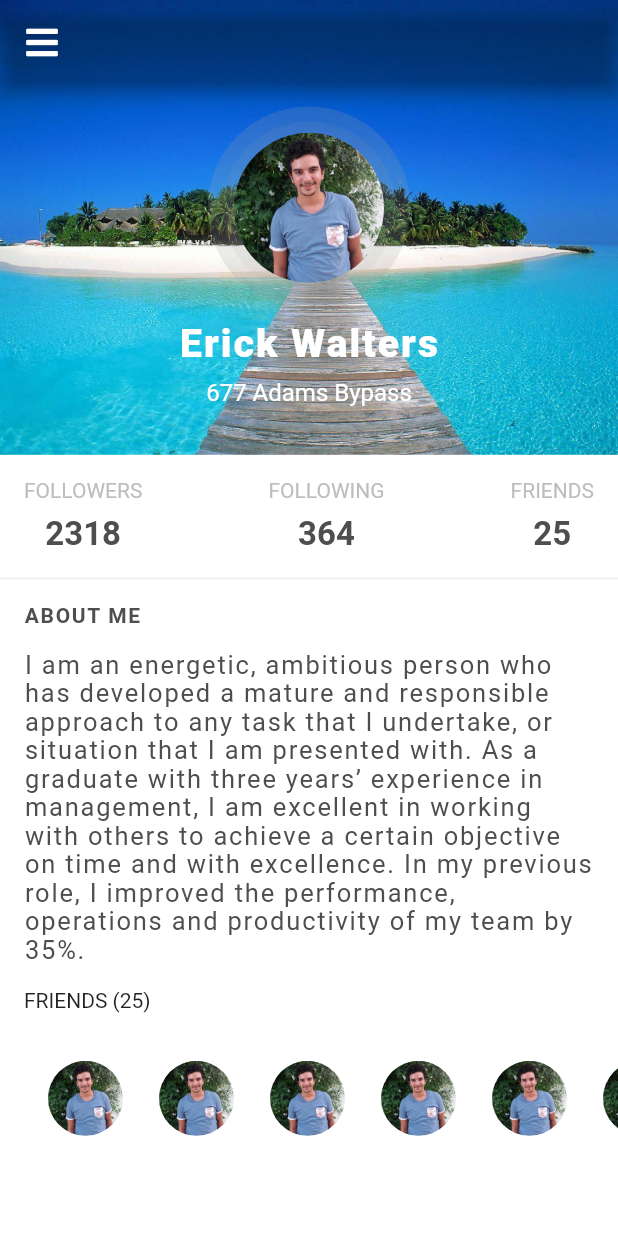
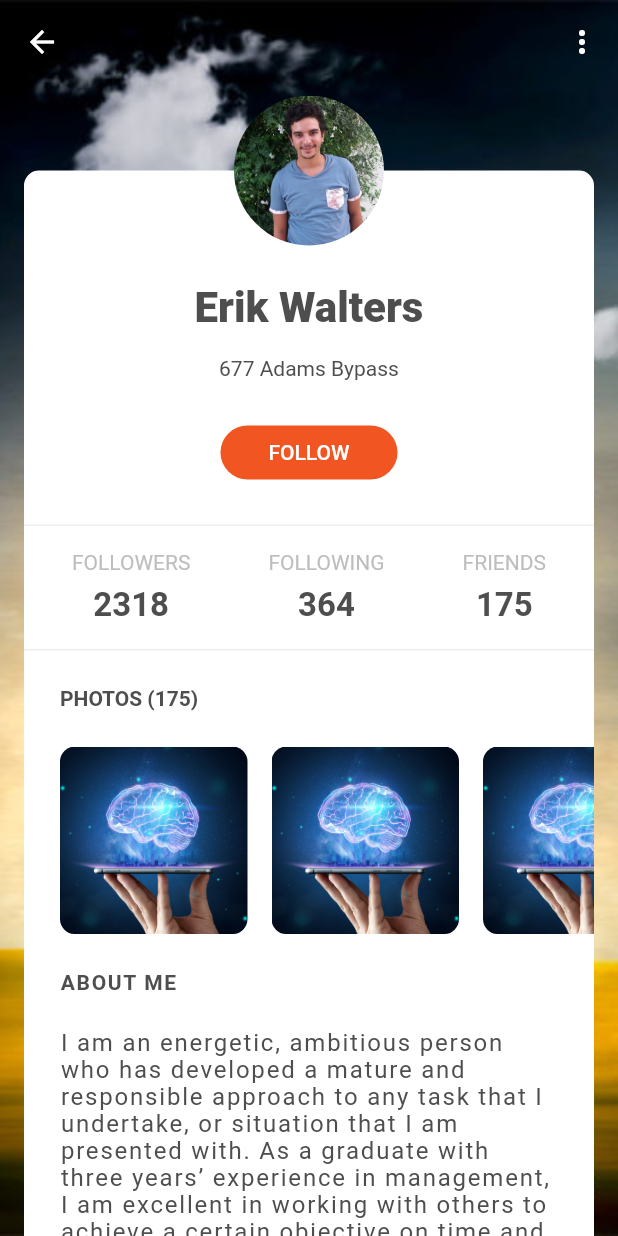
Before and after one commit to yosri9/flutter_ui, a Flutter app: the screen it shows after launch, on a phone screen of 412 x 824 dp. Run offline on Flutter 3.47's test engine with Material 2 defaults, Android fonts, the phone set to English and light mode, and no system bars; our stand-ins replace font_awesome_flutter.

Commit message:
add profile 3

```diff
--- a/lib/main.dart
+++ b/lib/main.dart
@@ -1,7 +1,6 @@
 import 'package:flutter/material.dart';
 
-import 'profiles/profile_1/profile_1.dart';
-import 'profiles/profile_2/profile2.dart';
+import 'profiles/profiles_3/profile.dart';
 
 void main() => runApp(MyApp());
 
@@ -16,7 +15,7 @@ class MyApp extends StatelessWidget {
 
         primarySwatch: Colors.blue,
       ),
-      home: Profile2(),
+      home: Profile3(),
     );
   }
 }
--- a/lib/profiles/profile_2/profile.dart
+++ b/lib/profiles/profile_2/profile.dart
@@ -7,9 +7,9 @@ class User{
 
 class Profile{
   User user;
-  int following, followers, friends;
+  int following, followers, friends ;
 
-  Profile({this.user, this.following, this.followers, this.friends});
+  Profile({this.user, this.following, this.followers, this.friends });
 
 
 }
--- a/lib/profiles/profile_2/provider.dart
+++ b/lib/profiles/profile_2/provider.dart
@@ -12,6 +12,7 @@ class ProfileProvider {
       following: 364,
       followers: 2318,
       friends: 25,
+
     );
   }
 }
--- /dev/null
+++ b/lib/profiles/profiles_3/profile.dart
@@ -0,0 +1,337 @@
+import 'package:flutter/cupertino.dart';
+import 'package:flutterui/profiles/profiles_3/provider.dart';
+import 'package:flutterui/profiles/profiles_3/user.dart';
+import 'package:flutter/material.dart';
+
+class Profile3 extends StatefulWidget {
+  @override
+  _Profile3State createState() => _Profile3State();
+}
+
+class _Profile3State extends State<Profile3> {
+  Profile _profile = ProfileProvider.getProfile();
+  static Color _textColor = Color(0xFF4e4e4e);
+
+  @override
+  Widget build(BuildContext context) {
+    return Stack(
+      children: <Widget>[
+        Image.asset('assets/profiles/profile_3.jpg' ,
+          fit: BoxFit.cover,
+          height: MediaQuery.of(context).size.height,
+        ),
+        Scaffold(
+          backgroundColor: Colors.transparent,
+          appBar: AppBar(
+            backgroundColor: Colors.transparent,
+            elevation: 0,
+            leading: IconButton(
+              onPressed: (){},
+              icon: Icon(Icons.arrow_back),
+            ),
+            actions: <Widget>[
+              IconButton(
+                icon: Icon(Icons.more_vert),
+                onPressed: (){},
+              )
+            ],
+
+          ),
+          body: Stack(
+            children: <Widget>[
+              _bodyContent(context),
+              _profileImage(context),
+            ],
+          ),
+        )
+
+
+      ],
+    );
+  }
+
+  Widget _bodyContent(BuildContext context) {
+    return Positioned(
+      left: 16,
+      right: 16,
+      top: MediaQuery.of(context).size.height * 0.07,
+      bottom: 0,
+      child: Container(
+        padding: EdgeInsets.only(top: 75),
+        decoration: BoxDecoration(
+            color: Colors.white,
+            borderRadius: BorderRadius.only(
+            topLeft: Radius.circular(10),
+            topRight: Radius.circular(10),
+          )
+        ),
+        child: ListView(
+          children: <Widget>[
+            Text(
+                _profile.user.name,
+                style: TextStyle(
+                  fontWeight: FontWeight.w900,
+                  fontSize: 28,
+                  color: _textColor
+                ),
+                textAlign: TextAlign.center,
+            ),
+            Padding(
+              padding:  EdgeInsets.only(top: 16 , bottom: 24),
+              child: Text(
+                  _profile.user.address,
+                style: TextStyle(
+                  color: _textColor,
+                ),
+                textAlign: TextAlign.center,
+              ),
+            ),
+            Container(
+                child: _followButton(context),
+                padding: EdgeInsets.only(bottom: 24),
+            ),
+            _divider(context),
+            Padding(
+              padding:  EdgeInsets.symmetric(horizontal: 16),
+              child: _counters(context),
+            ),
+            _divider(context),
+            Padding(
+              padding: EdgeInsets.all(24),
+              child: Text(
+                  "PHOTOS (${_profile.friends.toString()})",
+                  style: TextStyle(
+                    color: _textColor,
+                    fontWeight: FontWeight.bold,
+
+                  ),
+              ),
+            ),
+            _photos(context),
+            ... _aboutMe(context),
+            _friends(context),
+            _contacts(context)
+
+          ],
+        ),
+      ),
+    );
+  }
+  Widget _profileImage(BuildContext context){
+    return Positioned(
+      top:MediaQuery.of(context).size.height * 0.07 - 50,
+      left: MediaQuery.of(context).size.width/2 -50,
+      child: Container(
+        width: 100,
+        height: 100,
+        decoration:BoxDecoration(
+          image: DecorationImage(
+            image: ExactAssetImage("assets/shared/yosri.jpg"),
+            fit: BoxFit.cover
+          ),
+          shape: BoxShape.circle
+        ) ,
+      ),
+
+    );
+  }
+
+  Color _buttonColor = Color(0xFFf05522);
+
+  Widget _followButton(BuildContext context) {
+
+    return Align(
+      child: FlatButton(
+        color: _buttonColor,
+        onPressed: (){},
+        child: Padding(
+          padding: const EdgeInsets.symmetric(horizontal: 16 ,vertical: 8),
+          child: Text(
+              "FOLLOW",
+              style: TextStyle(
+                color: Colors.white
+              ),
+          ),
+        ),
+        shape: RoundedRectangleBorder(
+          borderRadius: BorderRadius.all(
+            Radius.circular(25)
+          )
+        ),
+      ),
+    );
+  }
+  Widget _divider(BuildContext context) {
+    return Container(
+      height: 1,
+      color: Colors.grey.shade200,
+    );
+  }
+  TextStyle _bottomBarTitle = TextStyle(
+    color: Colors.grey.shade400,
+  );
+
+  TextStyle _bottomBarCounter = TextStyle(
+      color: _textColor,
+      fontSize: 22,
+      fontWeight: FontWeight.bold
+  );
+  Widget _counters(BuildContext context) {
+    return Padding(
+      padding: const EdgeInsets.all(16),
+      child: Row(
+        mainAxisAlignment: MainAxisAlignment.spaceBetween,
+        crossAxisAlignment: CrossAxisAlignment.center,
+        children: <Widget>[
+          Column(
+            children: <Widget>[
+              Text(
+                  'FOLLOWERS' ,
+                  style: _bottomBarTitle
+              ),
+              SizedBox(height: 8,),
+              Text(
+                _profile.followers.toString(),
+                style: _bottomBarCounter,
+              ),
+            ],
+          ),
+          Column(
+            children: <Widget>[
+              Text(
+                'FOLLOWING',
+                style: _bottomBarTitle,
+              ),
+              SizedBox(height: 8,),
+
+              Text(
+                _profile.following.toString(),
+                style: _bottomBarCounter,
+              ),
+            ],
+          ),
+          Column(
+            children: <Widget>[
+              Text(
+                'FRIENDS',
+                style: _bottomBarTitle,
+              ),
+              SizedBox(height: 8,),
+
+              Text(
+                _profile.friends.toString(),
+                style: _bottomBarCounter,
+
+              ),
+            ],
+          )
+        ],
+      ),
+    );
+
+  }
+
+  Widget _photos(BuildContext context) {
+    return Container(
+      width: double.infinity,
+      padding: EdgeInsets.only(left: 24),
+      height: 125,
+      child: ListView(
+
+        scrollDirection: Axis.horizontal,
+        children: List.generate(_profile.photos, (index){
+          return Container(
+            width: 125,
+            height: 125,
+            margin: EdgeInsets.only( right: 16),
+            decoration: BoxDecoration(
+              image: DecorationImage(
+                image: ExactAssetImage('assets/profiles/landscape.jpg'),
+                fit: BoxFit.cover
+              ),
+              borderRadius: BorderRadius.all(
+                Radius.circular(10)
+              )
+            ),
+          );
+          }).toList()
+
+      ),
+    );
+  }
+
+  List <Widget> _aboutMe(BuildContext context) {
+    return [
+
+      Padding(
+        padding: EdgeInsets.symmetric(vertical:24 ,horizontal: 24 ),
+        child: Text(
+          'ABOUT ME',
+          textAlign: TextAlign.left,
+          style: TextStyle(
+              color: _textColor,
+              fontWeight: FontWeight.bold,
+              letterSpacing: 1.1
+          ),
+        ),
+      ),
+      Padding(
+        padding:  EdgeInsets.symmetric(horizontal: 24),
+        child: Text(
+          _profile.user.about,
+          style: TextStyle(
+              color: _textColor,
+              fontSize: 16,
+              height: 1.1,
+              letterSpacing: 1.2
+          ),
+        ),
+      ),
+
+
+    ];
+  }
+  Widget _friends(BuildContext context) {
+    return Padding(
+      padding: const EdgeInsets.all(24),
+      child: Text(
+        "FRIENDS (${_profile.friends.toString()}) ",
+      ),
+    );
+  }
+  Widget _contacts(BuildContext context) {
+    return Container(
+      width: double.infinity,
+      height: 50,
+      padding: EdgeInsets.only(left: 24,),
+
+      child: ListView(
+
+        scrollDirection: Axis.horizontal,
+        children: List.generate(25, (index){
+          return Padding(
+            padding: EdgeInsets.only(left: 16,right: 8),
+            child: Container(
+              width: 50,
+              height: 50,
+
+              decoration: BoxDecoration(
+                shape: BoxShape.circle,
+                image: DecorationImage(
+                    image: ExactAssetImage(
+                        'assets/shared/yosri.jpg'
+                    ),
+                    fit: BoxFit.cover
+                ),
+              ),
+            ),
+          );
+        }).toList() ,
+      ),
+    );
+  }
+
+
+
+
+}
--- /dev/null
+++ b/lib/profiles/profiles_3/provider.dart
@@ -0,0 +1,18 @@
+import 'package:flutterui/profiles/profiles_3/user.dart';
+
+class ProfileProvider{
+  static Profile getProfile(){
+    return Profile(
+      user: User(
+        name: "Erik Walters",
+        address: '677 Adams Bypass',
+        about:  "I am an energetic, ambitious person who has developed "
+            "a mature and responsible approach to any task that I undertake, or situation that I am presented with. As a graduate with three years’ experience in management, I am excellent in working with others to achieve a certain objective on time and with excellence.In my previous role, I improved the performance, operations and productivity of my team by 35%."),
+      followers: 2318,
+      following: 364,
+      friends: 175,
+      photos: 25
+
+    );
+  }
+}
--- /dev/null
+++ b/lib/profiles/profiles_3/user.dart
@@ -0,0 +1,15 @@
+class User{
+  String name, address, about;
+
+  User({this.name, this.address, this.about});
+
+}
+
+
+class Profile{
+ User user;
+ int followers, following, friends ,photos;
+
+ Profile({this.user, this.followers, this.following, this.friends , this.photos});
+
+}
```
Also changed, not shown: assets/profiles/landscape.jpg (added), assets/profiles/profile_3.jpg (added).
